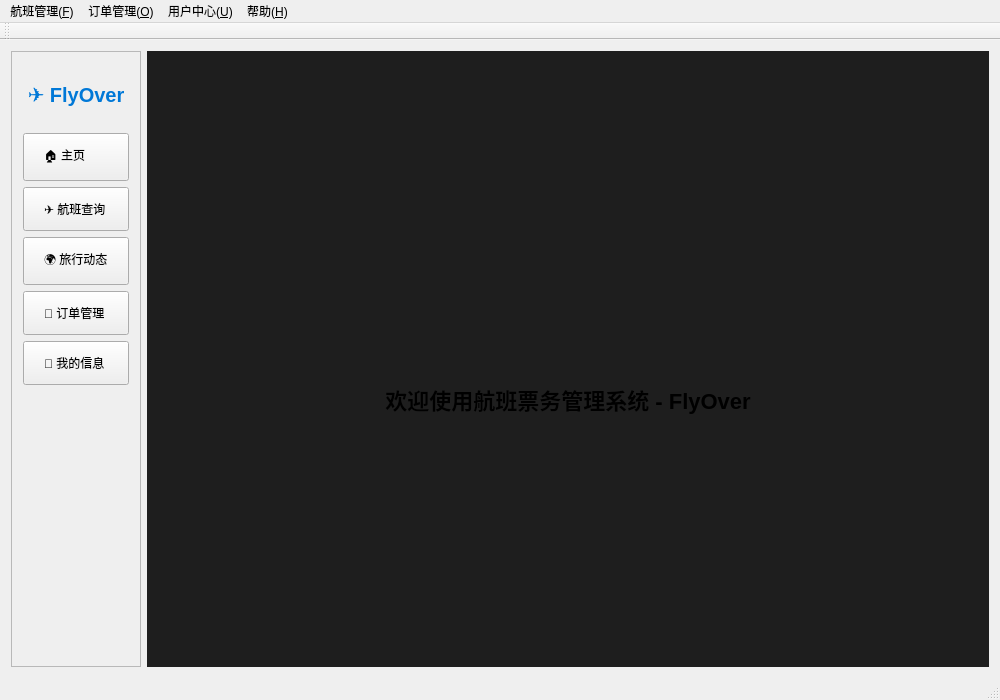
Old version of the form mainwindow.ui in the repository sheldonshi115/Flight_Tickets_System-FlyOver-.
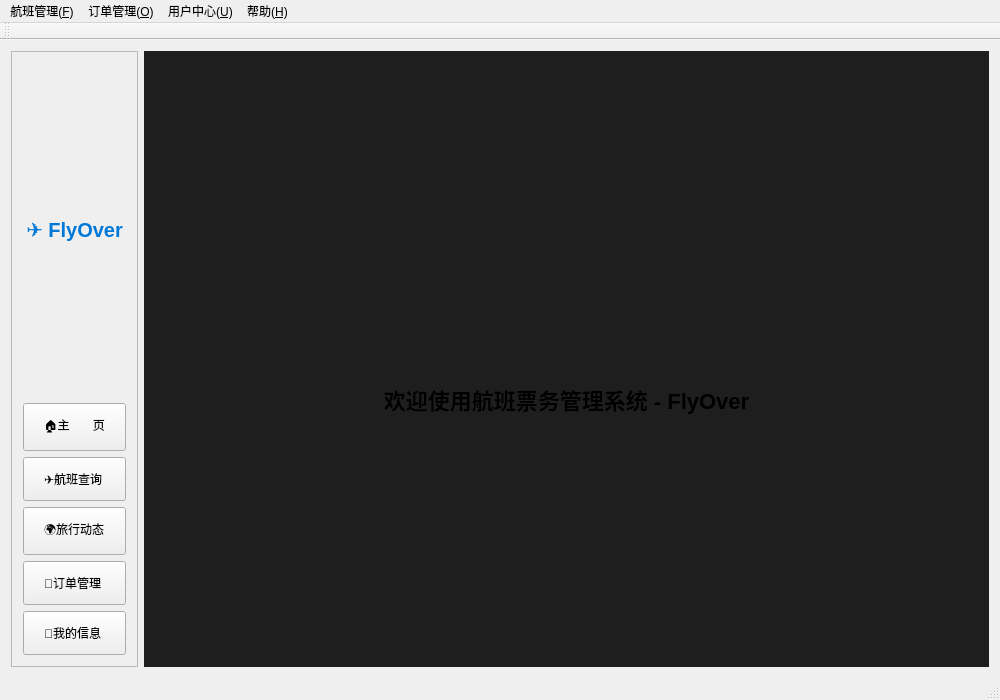
New version of the form.

Commit message: 按钮优化

Patch:
```diff
--- a/mainwindow.ui
+++ b/mainwindow.ui
@@ -42,67 +42,54 @@
        <!-- 导航按钮（与滑动页面对应） -->
        <item>
         <widget class="QPushButton" name="btnHome">
-         <property name="text">
-          <string>🏠 主页</string>
-         </property>
          <property name="styleSheet">
           <string notr="true">text-align: left; padding: 12px 20px;</string>
          </property>
+         <property name="text">
+          <string>🏠主       页</string>
+         </property>
         </widget>
        </item>
        <item>
         <widget class="QPushButton" name="btnFlightQuery">
-         <property name="text">
-          <string>✈️ 航班查询</string>
-         </property>
          <property name="styleSheet">
           <string notr="true">text-align: left; padding: 12px 20px;</string>
          </property>
+         <property name="text">
+          <string>✈️航班查询</string>
+         </property>
         </widget>
        </item>
        <item>
         <widget class="QPushButton" name="travelbutton">
-         <property name="text">
-          <string>🌍 旅行动态</string>
-         </property>
          <property name="styleSheet">
           <string notr="true">text-align: left; padding: 12px 20px;</string>
          </property>
+         <property name="text">
+          <string>🌍旅行动态</string>
+         </property>
         </widget>
        </item>
        <item>
         <widget class="QPushButton" name="btnOrders">
-         <property name="text">
-          <string>🧾 订单管理</string>
-         </property>
          <property name="styleSheet">
           <string notr="true">text-align: left; padding: 12px 20px;</string>
          </property>
+         <property name="text">
+          <string>🧾订单管理</string>
+         </property>
         </widget>
        </item>
        <item>
         <widget class="QPushButton" name="btnProfile">
-         <property name="text">
-          <string>👤 我的信息</string>
-         </property>
          <property name="styleSheet">
           <string notr="true">text-align: left; padding: 12px 20px;</string>
          </property>
+         <property name="text">
+          <string>👤我的信息</string>
+         </property>
         </widget>
        </item>
-       <item>
-        <spacer name="verticalSpacer">
-         <property name="orientation">
-          <enum>Qt::Orientation::Vertical</enum>
-         </property>
-         <property name="sizeHint" stdset="0">
-          <size>
-           <width>20</width>
-           <height>40</height>
-          </size>
-         </property>
-        </spacer>
-       </item>
       </layout>
      </widget>
     </item>
```
Left out of the diff: 19 changed lines with no effect on the pictures. The commit also changes 2 other files.
